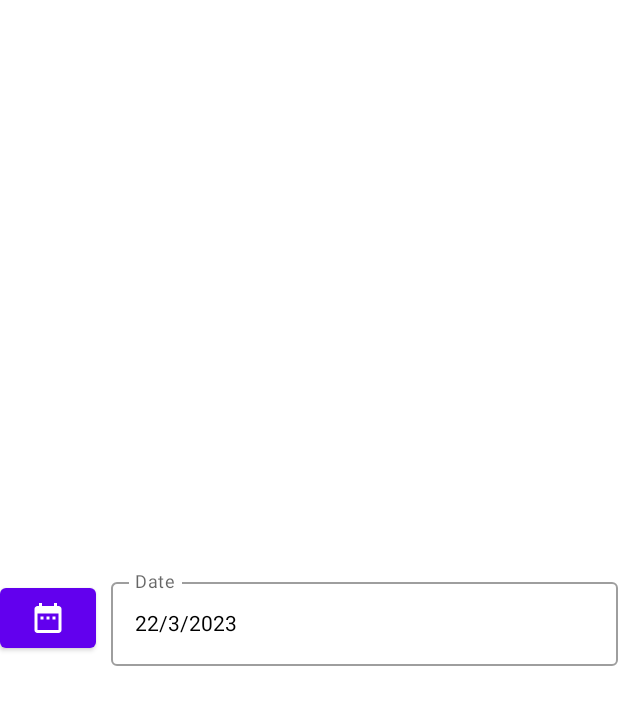
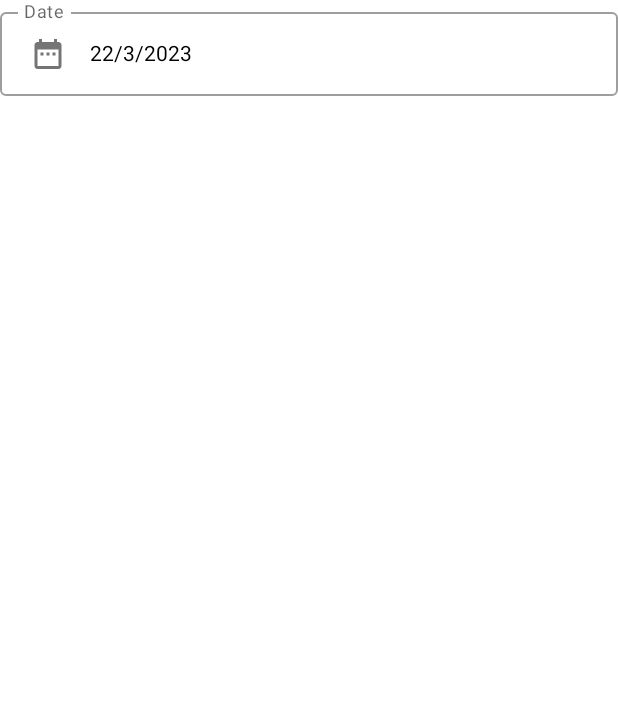
Before and after one commit to ZwenDo/Plutus, an Android app built with Jetpack Compose: the @Preview function Preview, on a phone screen of 412 x 824 dp. Shown: the top 705 px of the screen. Run offline under Robolectric (Android 15) with nearby library versions, the phone set to English and light mode, and no system bars.

Commit message:
Rework date input

```diff
--- a/app/src/main/java/fr/uge/plutus/frontend/component/form/InputDate.kt
+++ b/app/src/main/java/fr/uge/plutus/frontend/component/form/InputDate.kt
@@ -1,13 +1,10 @@
 package fr.uge.plutus.frontend.component.form
 
 import android.app.DatePickerDialog
-import androidx.compose.foundation.layout.Arrangement
-import androidx.compose.foundation.layout.Row
-import androidx.compose.foundation.layout.Spacer
 import androidx.compose.foundation.layout.fillMaxSize
-import androidx.compose.foundation.layout.width
-import androidx.compose.material.Button
+import androidx.compose.foundation.layout.padding
 import androidx.compose.material.Icon
+import androidx.compose.material.IconButton
 import androidx.compose.material.MaterialTheme
 import androidx.compose.material.Surface
 import androidx.compose.material.icons.Icons
@@ -17,15 +14,13 @@ import androidx.compose.runtime.getValue
 import androidx.compose.runtime.mutableStateOf
 import androidx.compose.runtime.saveable.rememberSaveable
 import androidx.compose.runtime.setValue
-import androidx.compose.ui.Alignment
 import androidx.compose.ui.Modifier
 import androidx.compose.ui.platform.LocalContext
 import androidx.compose.ui.tooling.preview.Preview
 import androidx.compose.ui.unit.dp
+import fr.uge.plutus.util.toStringFormatted
 import fr.uge.plutus.util.useDoOnceOnMounted
-import fr.uge.plutus.util.toStringFormatted
-import java.util.Calendar
-import java.util.Date
+import java.util.*
 
 @Composable
 fun InputDate(
@@ -56,21 +51,19 @@ fun InputDate(
         currentDay
     )
 
-    Row(
-        Modifier,
-        Arrangement.Center,
-        Alignment.CenterVertically
+    InputText(label, date, "dd/mm/yyyy",
+        errorMessage = errorMessage,
+        leadingIcon = {
+            IconButton(
+                modifier = Modifier.padding(start = 8.dp),
+                onClick = { dialog.show() }
+            ) {
+                Icon(Icons.Default.DateRange, contentDescription = null)
+            }
+        }
     ) {
-        Button(onClick = { dialog.show() }) {
-            Icon(Icons.Default.DateRange, contentDescription = null)
-        }
-
-        Spacer(Modifier.width(10.dp))
-
-        InputText(label, date, "dd/mm/yyyy", errorMessage = errorMessage) {
-            date = it
-            onValueChange(date)
-        }
+        date = it
+        onValueChange(date)
     }
 }
 
--- a/app/src/main/java/fr/uge/plutus/frontend/component/form/InputText.kt
+++ b/app/src/main/java/fr/uge/plutus/frontend/component/form/InputText.kt
@@ -22,7 +22,8 @@ fun InputText(
     placeholder: String = label,
     singleLine: Boolean = true,
     errorMessage: String? = null,
-    onValueChange: (String) -> Unit
+    leadingIcon: @Composable (() -> Unit)? = null,
+    onValueChange: (String) -> Unit,
 ) {
     val (focusRequester) = FocusRequester.createRefs()
     Column(modifier = Modifier.fillMaxWidth()) {
@@ -44,7 +45,8 @@ fun InputText(
             keyboardOptions = KeyboardOptions(imeAction = ImeAction.Next),
             keyboardActions = KeyboardActions(
                 onDone = { focusRequester.requestFocus() }
-            )
+            ),
+            leadingIcon = leadingIcon
         )
         if (errorMessage != null) {
             Text(
```
